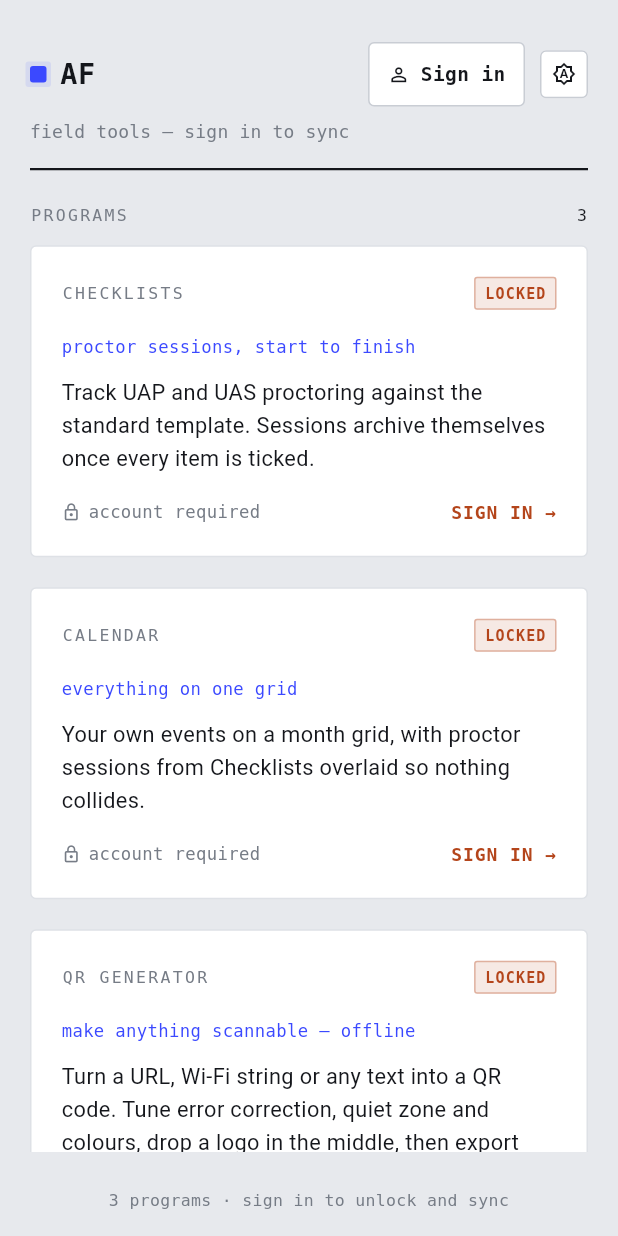
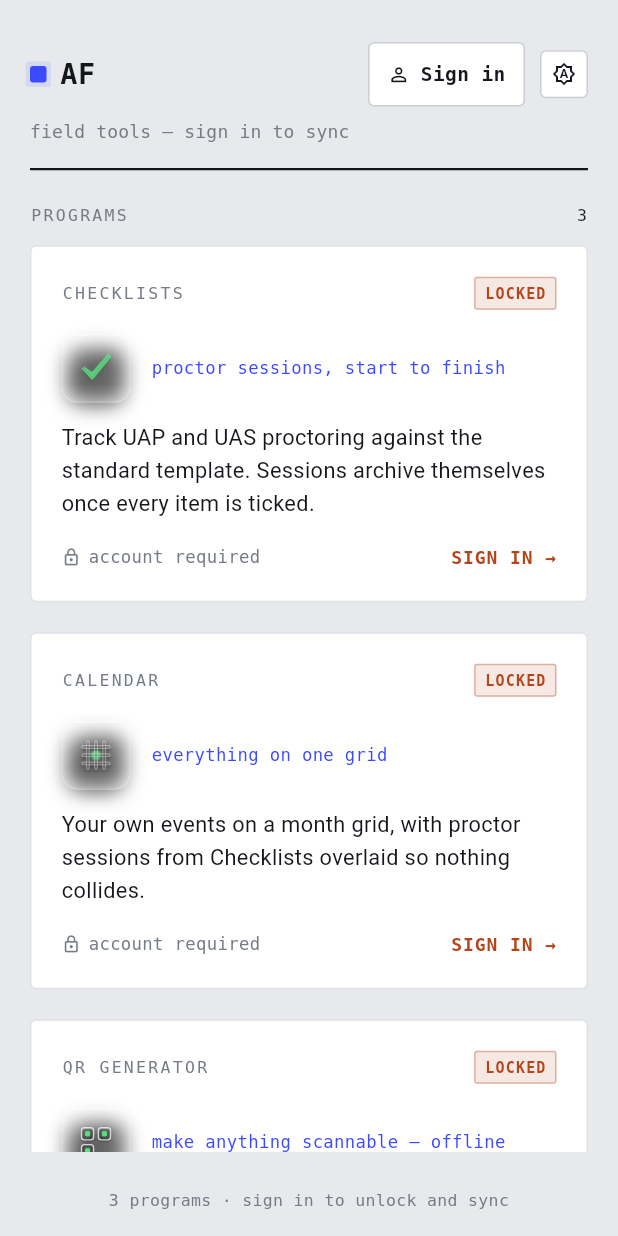
Before and after one commit to Zhyizhouu/af, a Flutter app: the screen it shows after launch, on a phone screen of 412 x 824 dp. Run offline on Flutter 3.47's test engine with Material 3 defaults, Android fonts, the phone set to English and light mode, and no system bars; our stand-ins replace cloud_firestore, file_picker, firebase_auth, firebase_core, flutter_riverpod, go_router and 4 more; missing offline and left inert: dart:js_interop, qr; accounts and stored records are empty.

Commit message:
feat(logo): added logo

```diff
--- a/lib/screens/dashboard_screen.dart
+++ b/lib/screens/dashboard_screen.dart
@@ -11,6 +11,7 @@ import '../theme/af_text.dart';
 import '../theme/af_tokens.dart';
 import '../widgets/af_account_button.dart';
 import '../widgets/af_chip.dart';
+import '../widgets/af_glass_icon.dart';
 import '../widgets/af_panel.dart';
 import '../widgets/af_scaffold.dart';
 import '../widgets/af_theme_toggle.dart';
@@ -135,6 +136,7 @@ class _ProgramTile extends StatelessWidget {
   Widget build(BuildContext context) {
     final t = context.af;
     final locked = program.requiresAuth && !signedIn;
+    final glyph = AFGlassGlyph.forProgram(program.id);
 
     return AFPanel(
       label: program.name,
@@ -152,8 +154,24 @@ class _ProgramTile extends StatelessWidget {
       child: Column(
         crossAxisAlignment: CrossAxisAlignment.start,
         children: [
-          Text(program.tagline, style: AFText.meta(context, color: t.accent)),
-          const SizedBox(height: 10),
+          Row(
+            crossAxisAlignment: CrossAxisAlignment.center,
+            children: [
+              if (glyph != null) ...[
+                // The mark sits on the panel, which is flat — nothing behind it
+                // to refract, so the backdrop blur is dropped here.
+                AFGlassIcon(glyph: glyph, size: 46, frosted: false),
+                const SizedBox(width: 14),
+              ],
+              Expanded(
+                child: Text(
+                  program.tagline,
+                  style: AFText.meta(context, color: t.accent),
+                ),
+              ),
+            ],
+          ),
+          const SizedBox(height: 12),
           Text(program.description, style: AFText.body(context)),
           const SizedBox(height: 16),
           Row(
--- /dev/null
+++ b/lib/widgets/af_glass_icon.dart
@@ -0,0 +1,490 @@
+import 'dart:ui' as ui;
+
+import 'package:flutter/material.dart';
+
+/// The liquid-glass icon set, ported from the `Liquid Glass Icons` board in
+/// Claude Design.
+///
+/// This is deliberately **outside** the AF design system. The in-app language
+/// is flat, tokenised and nothing rounder than 4px; these are brand marks, and
+/// a mark competes on a home screen and in a tile grid against other marks
+/// rather than against AF's own chrome. Everything here is self-contained —
+/// no AF token is read, so nothing leaks the other way.
+///
+/// Geometry is expressed against the board's 212px tile and scaled by [size],
+/// so one widget serves a 32px favicon and a 1024px export alike.
+enum AFGlassGlyph {
+  af,
+  checklists,
+  calendar,
+  qr;
+
+  /// The mark for an `AFProgram.id`, or null for a program without one.
+  static AFGlassGlyph? forProgram(String id) => switch (id) {
+        'checklists' => AFGlassGlyph.checklists,
+        'calendar' => AFGlassGlyph.calendar,
+        'qr' => AFGlassGlyph.qr,
+        _ => null,
+      };
+
+  /// Fraction of the tile the artwork occupies, from the board's per-icon
+  /// sizes (118px of text, 128/130/124px of SVG inside 212px).
+  double get _extent => switch (this) {
+        AFGlassGlyph.af => 118 / 212,
+        AFGlassGlyph.checklists => 128 / 212,
+        AFGlassGlyph.calendar => 130 / 212,
+        AFGlassGlyph.qr => 124 / 212,
+      };
+}
+
+/// One tile from the board: frosted pane, glowing mark, hover sheen.
+class AFGlassIcon extends StatefulWidget {
+  final AFGlassGlyph glyph;
+
+  /// Edge length. The board draws at 212.
+  final double size;
+
+  /// `oklch(0.82 0.18 150)` — the mark's fill.
+  final Color tint;
+
+  /// `oklch(0.9 0.19 150)` — its stroke and glow.
+  final Color tintBright;
+
+  /// Blurs whatever sits behind the tile, which is what makes the pane read as
+  /// glass rather than as a grey box. Costs a saveLayer, and buys nothing over
+  /// a flat background — turn it off for icons sitting on a plain surface.
+  final bool frosted;
+
+  /// The board's `sweep` keyframe: a highlight raked across on pointer enter.
+  final bool hoverSheen;
+
+  const AFGlassIcon({
+    super.key,
+    required this.glyph,
+    this.size = 212,
+    this.tint = const Color(0xFF5CE483),
+    this.tintBright = const Color(0xFF70FF98),
+    this.frosted = true,
+    this.hoverSheen = true,
+  });
+
+  /// The board's tile is 212px with a 48px radius; every measurement below is
+  /// a fraction of that so the whole thing scales as one piece.
+  static const double _designSize = 212;
+
+  double get _k => size / _designSize;
+
+  @override
+  State<AFGlassIcon> createState() => _AFGlassIconState();
+}
+
+class _AFGlassIconState extends State<AFGlassIcon>
+    with SingleTickerProviderStateMixin {
+  late final AnimationController _sheen = AnimationController(
+    vsync: this,
+    duration: const Duration(milliseconds: 900),
+  );
+
+  @override
+  void dispose() {
+    _sheen.dispose();
+    super.dispose();
+  }
+
+  @override
+  Widget build(BuildContext context) {
+    final k = widget._k;
+    final radius = BorderRadius.circular(48 * k);
+
+    Widget tile = Stack(
+      fit: StackFit.expand,
+      children: [
+        // linear-gradient(150deg, …) — CSS angles run clockwise from north, so
+        // 150° points down and to the right.
+        DecoratedBox(
+          decoration: BoxDecoration(
+            gradient: const LinearGradient(
+              begin: Alignment(-0.5, -0.866),
+              end: Alignment(0.5, 0.866),
+              colors: [
+                Color(0x38FFFFFF),
+                Color(0x0DFFFFFF),
+                Color(0x1AFFFFFF),
+              ],
+              stops: [0, 0.46, 1],
+            ),
+          ),
+        ),
+        // The two `inset` box-shadows. Flutter has no inset shadow, so they are
+        // drawn as overlays: a hairline highlight along the top edge, and a
+        // soft bloom rising off the bottom one.
+        DecoratedBox(
+          decoration: BoxDecoration(
+            gradient: LinearGradient(
+              begin: Alignment.bottomCenter,
+              end: Alignment.topCenter,
+              colors: const [Color(0x2EFFFFFF), Color(0x00FFFFFF)],
+              stops: [0, 0.28],
+            ),
+          ),
+        ),
+        Align(
+          alignment: Alignment.topCenter,
+          child: Container(
+            height: 1 * k.clamp(1, double.infinity),
+            color: const Color(0x8CFFFFFF),
+          ),
+        ),
+        Center(
+          child: SizedBox.square(
+            dimension: widget.size * widget.glyph._extent,
+            child: _Glyph(
+              glyph: widget.glyph,
+              tint: widget.tint,
+              tintBright: widget.tintBright,
+            ),
+          ),
+        ),
+        if (widget.hoverSheen)
+          AnimatedBuilder(
+            animation: _sheen,
+            builder: (context, _) => _Sheen(progress: _sheen.value),
+          ),
+      ],
+    );
+
+    if (widget.frosted) {
+      tile = BackdropFilter(
+        filter: ui.ImageFilter.blur(sigmaX: 7 * k, sigmaY: 7 * k),
+        child: tile,
+      );
+    }
+
+    Widget result = DecoratedBox(
+      decoration: BoxDecoration(
+        borderRadius: radius,
+        border: Border.all(
+          color: const Color(0x47FFFFFF),
+          width: (1 * k).clamp(0.6, 4),
+        ),
+        boxShadow: [
+          BoxShadow(
+            color: const Color(0xA6000000),
+            offset: Offset(0, 26 * k),
+            blurRadius: 50 * k,
+            spreadRadius: -18 * k,
+          ),
+        ],
+      ),
+      child: ClipRRect(
+        // Inset by the border so the glass does not paint over its own edge.
+        borderRadius: radius,
+        clipBehavior: Clip.antiAlias,
+        child: tile,
+      ),
+    );
+
+    if (widget.hoverSheen) {
+      result = MouseRegion(
+        onEnter: (_) => _sheen.forward(from: 0),
+        child: result,
+      );
+    }
+
+    return SizedBox.square(dimension: widget.size, child: result);
+  }
+}
+
+/// The raking highlight. `translateX(-140% → 240%)` at 18°, faded in over the
+/// first eighth of the sweep and out across the rest.
+class _Sheen extends StatelessWidget {
+  final double progress;
+
+  const _Sheen({required this.progress});
+
+  @override
+  Widget build(BuildContext context) {
+    if (progress == 0 || progress == 1) return const SizedBox.shrink();
+
+    // cubic-bezier(0.22, 1, 0.36, 1) — the board's ease-out.
+    final eased = Curves.easeOutCubic.transform(progress);
+    final opacity = progress < 0.12
+        ? (progress / 0.12) * 0.9
+        : 0.9 * (1 - (progress - 0.12) / 0.88);
+
+    return LayoutBuilder(
+      builder: (context, constraints) {
+        final width = constraints.maxWidth * 0.55;
+        final travel = (-1.4 + 3.8 * eased) * width;
+
+        return IgnorePointer(
+          child: ClipRect(
+            child: Stack(
+              children: [
+                Positioned(
+                  left: -constraints.maxWidth * 0.4 + travel,
+                  top: -constraints.maxHeight * 0.3,
+                  width: width,
+                  height: constraints.maxHeight * 1.6,
+                  child: Transform.rotate(
+                    angle: 18 * 3.1415926535 / 180,
+                    child: Opacity(
+                      opacity: opacity.clamp(0.0, 1.0),
+                      child: const DecoratedBox(
+                        decoration: BoxDecoration(
+                          gradient: LinearGradient(
+                            colors: [
+                              Color(0x00FFFFFF),
+                              Color(0xA6FFFFFF),
+                              Color(0x00FFFFFF),
+                            ],
+                          ),
+                        ),
+                      ),
+                    ),
+                  ),
+                ),
+              ],
+            ),
+          ),
+        );
+      },
+    );
+  }
+}
+
+/// The mark itself. Everything but [AFGlassGlyph.af] is vector, drawn against
+/// the board's 100-unit viewBox.
+class _Glyph extends StatelessWidget {
+  final AFGlassGlyph glyph;
+  final Color tint;
+  final Color tintBright;
+
+  const _Glyph({
+    required this.glyph,
+    required this.tint,
+    required this.tintBright,
+  });
+
+  @override
+  Widget build(BuildContext context) {
+    if (glyph == AFGlassGlyph.af) {
+      return LayoutBuilder(
+        builder: (context, constraints) {
+          final fontSize = constraints.maxWidth;
+          // The board sets Archivo Black, which is not bundled here; the
+          // heaviest system sans is the closest stand-in. Bundling the real
+          // face is a font asset plus a fontFamily on this style.
+          final base = TextStyle(
+            fontSize: fontSize,
+            height: 1,
+            fontWeight: FontWeight.w900,
+            letterSpacing: -0.16 * fontSize,
+          );
+
+          // Negative tracking is applied after the final glyph too, so the pair
+          // sits half that distance right of centre. The board corrects with
+          // `padding-right: 0.08em`; this is the same nudge.
+          return Transform.translate(
+            offset: Offset(-0.08 * fontSize, 0),
+            child: Stack(
+              alignment: Alignment.center,
+              children: [
+                Text(
+                  'AF',
+                  style: base.copyWith(
+                    color: tint.withValues(alpha: 0.32),
+                    shadows: [
+                      Shadow(
+                        color: tint.withValues(alpha: 0.7),
+                        blurRadius: 12 * fontSize / 118,
+                      ),
+                      Shadow(
+                        color: const Color(0x66000000),
+                        offset: Offset(0, 3 * fontSize / 118),
+                        blurRadius: 10 * fontSize / 118,
+                      ),
+                    ],
+                  ),
+                ),
+                Text(
+                  'AF',
+                  style: base.copyWith(
+                    foreground: Paint()
+                      ..style = PaintingStyle.stroke
+                      ..strokeWidth = 1.5 * fontSize / 118
+                      ..color = tintBright.withValues(alpha: 0.95),
+                  ),
+                ),
+              ],
+            ),
+          );
+        },
+      );
+    }
+
+    return CustomPaint(
+      painter: _GlyphPainter(
+        glyph: glyph,
+        tint: tint,
+        tintBright: tintBright,
+      ),
+    );
+  }
+}
+
+class _GlyphPainter extends CustomPainter {
+  final AFGlassGlyph glyph;
+  final Color tint;
+  final Color tintBright;
+
+  _GlyphPainter({
+    required this.glyph,
+    required this.tint,
+    required this.tintBright,
+  });
+
+  /// CSS blur radius to a Gaussian sigma. A CSS shadow's radius is about two
+  /// standard deviations.
+  static double _sigma(double cssBlur) => cssBlur / 2;
+
+  @override
+  void paint(Canvas canvas, Size size) {
+    canvas.save();
+    canvas.scale(size.width / 100);
+
+    switch (glyph) {
+      case AFGlassGlyph.checklists:
+        _paintCheck(canvas);
+      case AFGlassGlyph.calendar:
+        _paintCalendar(canvas);
+      case AFGlassGlyph.qr:
+        _paintQr(canvas);
+      case AFGlassGlyph.af:
+        break;
+    }
+
+    canvas.restore();
+  }
+
+  /// `filter: drop-shadow(0 3px 8px rgba(0,0,0,0.4))` on the SVG root.
+  void _dropShadow(Canvas canvas, Path path) {
+    canvas.save();
+    canvas.translate(0, 3);
+    canvas.drawPath(
+      path,
+      Paint()
+        ..color = const Color(0x66000000)
+        ..maskFilter = MaskFilter.blur(BlurStyle.normal, _sigma(8)),
+    );
+    canvas.restore();
+  }
+
+  void _glow(Canvas canvas, Path path, Color color, double blur) {
+    canvas.drawPath(
+      path,
+      Paint()
+        ..color = color
+        ..maskFilter = MaskFilter.blur(BlurStyle.normal, _sigma(blur)),
+    );
+  }
+
+  void _paintCheck(Canvas canvas) {
+    final path = Path()
+      ..moveTo(17, 51)
+      ..lineTo(41, 77)
+      ..lineTo(86, 22)
+      ..lineTo(79, 17)
+      ..lineTo(41, 61)
+      ..lineTo(22, 48)
+      ..close();
+
+    _dropShadow(canvas, path);
+    _glow(canvas, path, tint.withValues(alpha: 0.85), 7);
+
+    canvas.drawPath(path, Paint()..color = tint.withValues(alpha: 0.4));
+    canvas.drawPath(
+      path,
+      Paint()
+        ..style = PaintingStyle.stroke
+        ..strokeWidth = 1.4
+        ..strokeJoin = StrokeJoin.round
+        ..color = tintBright.withValues(alpha: 0.95),
+    );
+  }
+
+  void _paintCalendar(Canvas canvas) {
+    // The lit cell goes down first — the lattice crosses over it, so the pane
+    // only shows in the four quarters between the rods.
+    final cell = Path()
+      ..addRRect(RRect.fromLTRBR(40, 40, 60, 60, const Radius.circular(4)));
+    _glow(canvas, cell, tint.withValues(alpha: 0.9), 8);
+    canvas.drawPath(cell, Paint()..color = tint.withValues(alpha: 0.85));
+
+    final rods = Path();
+    for (final x in const [27.0, 46.5, 66.0]) {
+      rods.addRRect(
+        RRect.fromLTRBR(x, 16, x + 7, 84, const Radius.circular(3.5)),
+      );
+    }
+    for (final y in const [27.0, 46.5, 66.0]) {
+      rods.addRRect(
+        RRect.fromLTRBR(16, y, 84, y + 7, const Radius.circular(3.5)),
+      );
+    }
+
+    _dropShadow(canvas, rods);
+    canvas.drawPath(rods, Paint()..color = const Color(0x28FFFFFF));
+    canvas.drawPath(
+      rods,
+      Paint()
+        ..style = PaintingStyle.stroke
+        ..strokeWidth = 1.2
+        ..color = const Color(0xB8FFFFFF),
+    );
+  }
+
+  void _paintQr(Canvas canvas) {
+    final frames = Path();
+    for (final origin in const [Offset(14, 14), Offset(56, 14), Offset(14, 56)]) {
+      frames.addRRect(
+        RRect.fromLTRBR(
+          origin.dx,
+          origin.dy,
+          origin.dx + 30,
+          origin.dy + 30,
+          const Radius.circular(7),
+        ),
+      );
+    }
+
+    _dropShadow(canvas, frames);
+    canvas.drawPath(
+      frames,
+      Paint()
+        ..style = PaintingStyle.stroke
+        ..strokeWidth = 3.4
+        ..color = const Color(0xBFFFFFFF),
+    );
+
+    final eyes = Path();
+    for (final origin in const [Offset(23, 23), Offset(65, 23), Offset(23, 65)]) {
+      eyes.addRRect(
+        RRect.fromLTRBR(
+          origin.dx,
+          origin.dy,
+          origin.dx + 12,
+          origin.dy + 12,
+          const Radius.circular(3),
+        ),
+      );
+    }
+
+    _glow(canvas, eyes, tint.withValues(alpha: 0.8), 6);
+    canvas.drawPath(eyes, Paint()..color = tint.withValues(alpha: 0.9));
+  }
+
+  @override
+  bool shouldRepaint(_GlyphPainter old) =>
+      old.glyph != glyph || old.tint != tint || old.tintBright != tintBright;
+}
```
Also changed, not shown: 1 other file.
